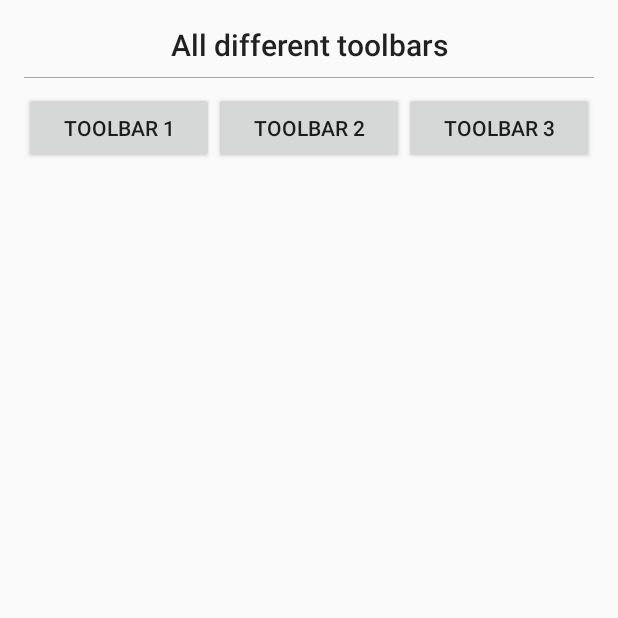
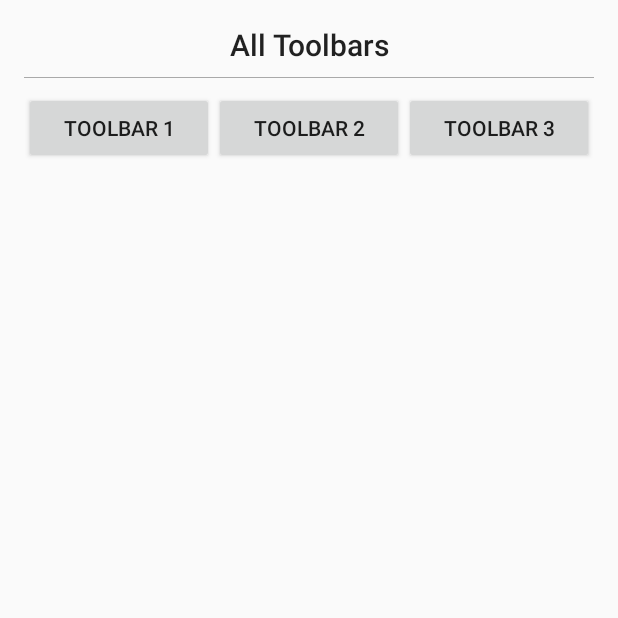
Before and after one commit to shubham-jitiya/Android, an Android app: the screen it shows after launch (MainActivity), on a phone screen of 412 x 824 dp, the top half of it. Run offline under Robolectric (Android 15) with nearby library versions, the phone set to English and light mode, and no system bars.

Commit message:
- new commit

```diff
--- a/app/src/main/res/drawable/ic_logo.xml
+++ b/app/src/main/res/drawable/ic_logo.xml
@@ -1,6 +1,5 @@
-<vector android:height="24dp" android:tint="@color/white"
+<vector android:height="24dp" android:tint="#000000"
     android:viewportHeight="24" android:viewportWidth="24"
     android:width="24dp" xmlns:android="http://schemas.android.com/apk/res/android">
-    <path android:fillColor="@android:color/white" android:pathData="M19,3H5C3.9,3 3,3.9 3,5v14c0,1.1 0.9,2 2,2h14c1.1,0 2,-0.9 2,-2V5C21,3.9 20.1,3 19,3zM7.68,14.98H6V9h1.71c1.28,0 1.71,1.03 1.71,1.71l0,2.56C9.42,13.95 9,14.98 7.68,14.98zM12.38,11.46v1.07h-1.18v1.39h1.93v1.07h-2.25c-0.4,0.01 -0.74,-0.31 -0.75,-0.71V9.75c-0.01,-0.4 0.31,-0.74 0.71,-0.75h2.28l0,1.07h-1.92v1.39H12.38zM16.88,14.23c-0.48,1.11 -1.33,0.89 -1.71,0L13.77,9h1.18l1.07,4.11L17.09,9h1.18L16.88,14.23z"/>
-    <path android:fillColor="@android:color/white" android:pathData="M7.77,10.12H7.14v3.77h0.63c0.14,0 0.28,-0.05 0.42,-0.16c0.14,-0.1 0.21,-0.26 0.21,-0.47v-2.52c0,-0.21 -0.07,-0.37 -0.21,-0.47C8.05,10.17 7.91,10.12 7.77,10.12z"/>
+    <path android:fillColor="#FF000000" android:pathData="M17.6,11.48 L19.44,8.3a0.63,0.63 0,0 0,-1.09 -0.63l-1.88,3.24a11.43,11.43 0,0 0,-8.94 0L5.65,7.67a0.63,0.63 0,0 0,-1.09 0.63L6.4,11.48A10.81,10.81 0,0 0,1 20L23,20A10.81,10.81 0,0 0,17.6 11.48ZM7,17.25A1.25,1.25 0,1 1,8.25 16,1.25 1.25,0 0,1 7,17.25ZM17,17.25A1.25,1.25 0,1 1,18.25 16,1.25 1.25,0 0,1 17,17.25Z"/>
 </vector>
--- a/app/src/main/res/layout/activity_main.xml
+++ b/app/src/main/res/layout/activity_main.xml
@@ -12,7 +12,7 @@
         android:layout_width="match_parent"
         android:layout_height="wrap_content"
         android:gravity="center_horizontal"
-        android:text="All different toolbars"
+        android:text="All Toolbars"
         android:textAppearance="@style/TextAppearance.AppCompat.Title" />
 
     <com.google.android.material.divider.MaterialDivider
```
Also changed, not shown: 1 other file.
